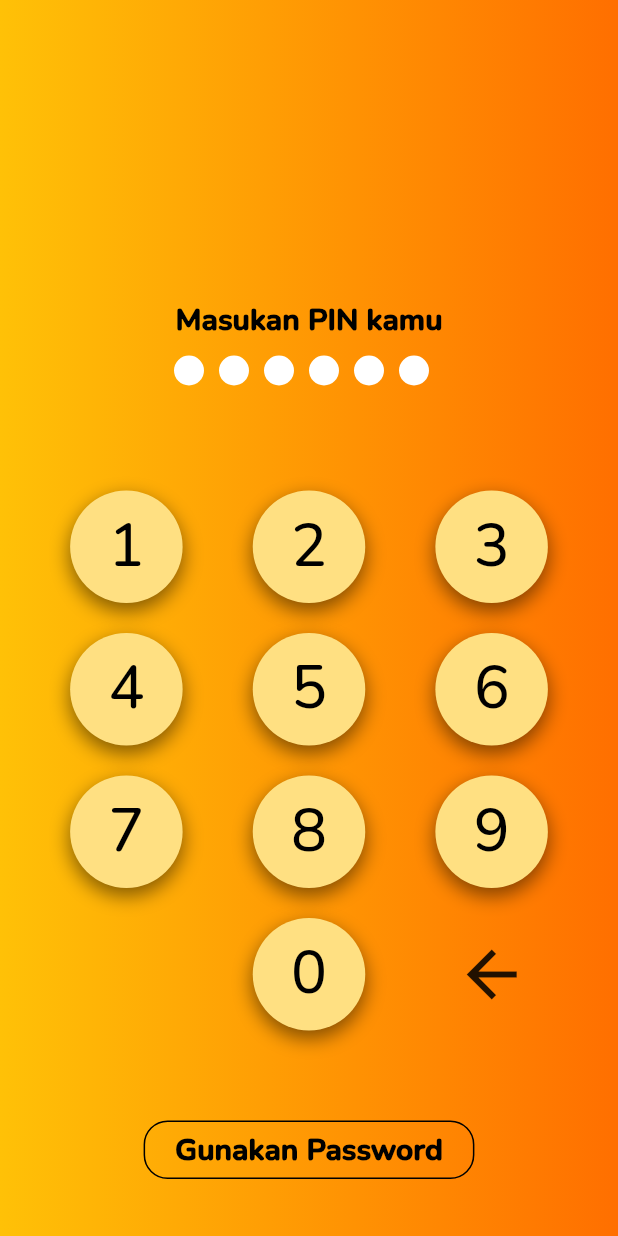
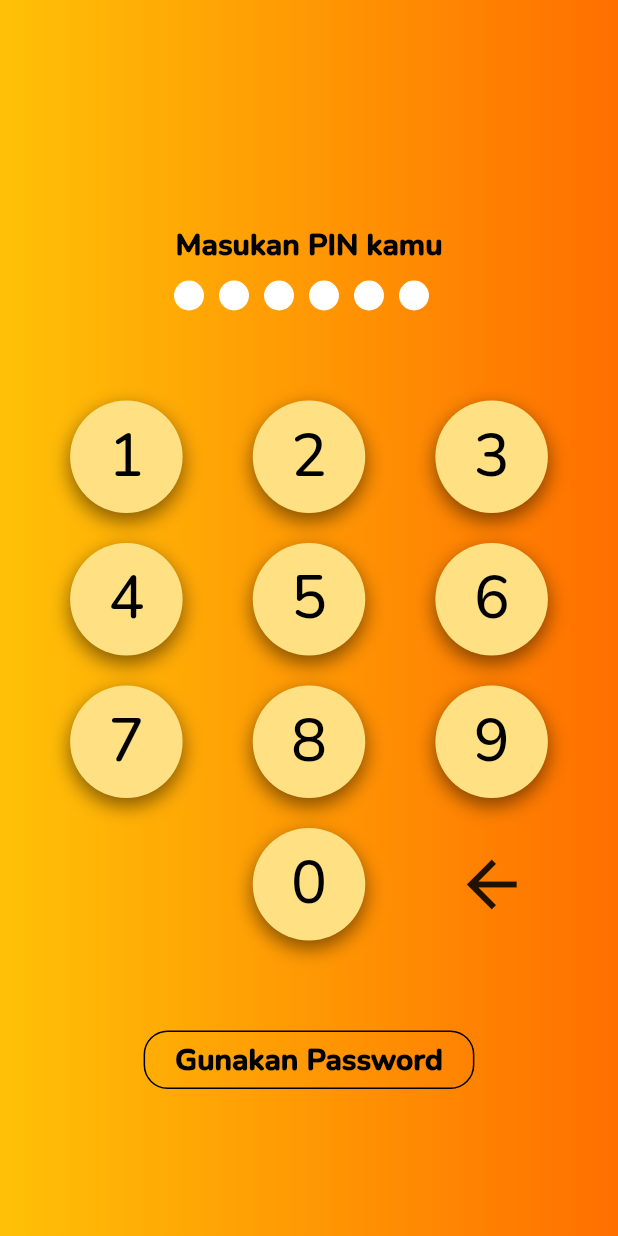
Before and after one commit to FieryInferno/keuangan, a Flutter app: the screen it shows after launch, on a phone screen of 412 x 824 dp. Run offline on Flutter 3.47's test engine with Material 2 defaults, Android fonts, the phone set to English and light mode, and no system bars; missing offline and left inert: mailer.

Commit message:
fix: login layout

```diff
--- a/lib/components/text_widget.dart
+++ b/lib/components/text_widget.dart
@@ -5,6 +5,7 @@ class TextWidget extends StatelessWidget {
   final double size;
   final FontWeight weight;
   final Color color;
+  final TextDecoration decoration;
 
   const TextWidget(
     this._text, {
@@ -12,6 +13,7 @@ class TextWidget extends StatelessWidget {
     this.size = 20,
     this.weight = FontWeight.normal,
     this.color = Colors.black,
+    this.decoration = TextDecoration.none,
   });
 
   @override
@@ -22,7 +24,7 @@ class TextWidget extends StatelessWidget {
         color: color,
         fontWeight: weight,
         fontSize: size,
-        decoration: TextDecoration.none,
+        decoration: decoration,
         fontFamily: 'Nunito',
       ),
     );
--- a/lib/pages/login.dart
+++ b/lib/pages/login.dart
@@ -116,7 +116,8 @@ class _LoginPassword extends State<LoginPassword> {
                       ),
                       child: InputPassword(
                         controller: _passwordController,
-                          wrongPassword: _wrongPassword),
+                        wrongPassword: _wrongPassword,
+                      ),
                     ),
                   ],
                 ),
@@ -124,12 +125,17 @@ class _LoginPassword extends State<LoginPassword> {
                   onTap: () => user.forgotPassword(),
                   child: const TextWidget(
                     'Lupa Password?',
-                    weight: FontWeight.w900,
+                    weight: FontWeight.w600,
+                    decoration: TextDecoration.underline,
                   ),
                 ),
                 GestureDetector(
                   onTap: () {
-                    if (user.loginByPassword(_passwordController.text.trim())) {
+                    String password = _passwordController.text.trim();
+
+                    if (password != '') {
+                      if (user
+                          .loginByPassword(_passwordController.text.trim())) {
                         Future.delayed(const Duration(seconds: 1), () {
                           Navigator.push(
                             context,
@@ -140,6 +146,7 @@ class _LoginPassword extends State<LoginPassword> {
                         });
                       } else {
                         setState(() => _wrongPassword = true);
+                      }
                     }
                   },
                   child: Row(
@@ -222,7 +229,7 @@ class Login extends StatelessWidget {
   @override
   Widget build(BuildContext context) {
     return Container(
-      padding: const EdgeInsets.only(top: 200),
+      padding: const EdgeInsets.only(top: 150),
       decoration: BoxDecoration(
         gradient: LinearGradient(
           colors: [
@@ -267,7 +274,8 @@ class Login extends StatelessWidget {
             ),
           ),
           Container(
-            margin: const EdgeInsets.symmetric(vertical: 35),
+            height: 30,
+            margin: const EdgeInsets.only(top: 10, bottom: 20),
             child: Consumer<Pin>(
               builder: (context, value, child) {
                 return value.showPinSalah
```
Lines whose indentation alone changed are shown as unchanged.
